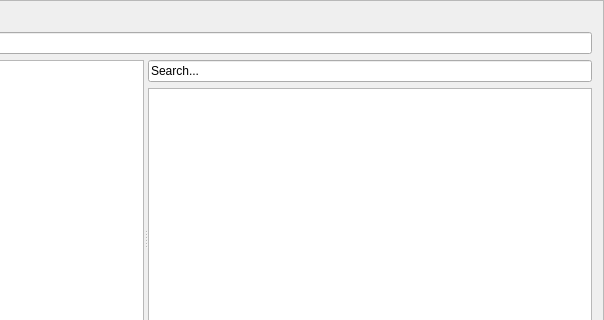
Above: src/option/optionconfigurator.ui from GAMS-dev/studio before the change; both pictures show x 312 to 916 and y 0 to 320 of the 916 by 456 pixel window. Below: the same form after it.
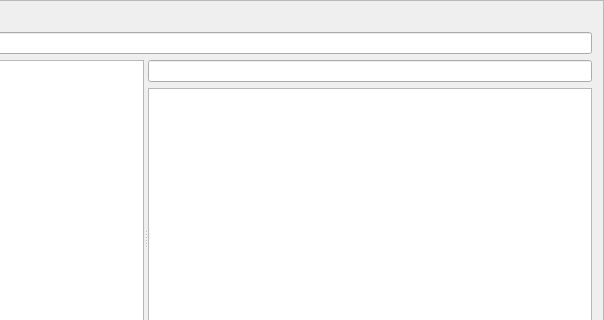
That is the form after the change.

Commit message: added sort filter to option definition tree

What changed in the file:
```diff
--- a/src/option/optionconfigurator.ui
+++ b/src/option/optionconfigurator.ui
@@ -64,7 +64,7 @@
        <item>
         <widget class="QLineEdit" name="searchLineEdit">
          <property name="text">
-          <string>Search...</string>
+          <string/>
          </property>
         </widget>
        </item>
```
The commit also changes 2 other files.
